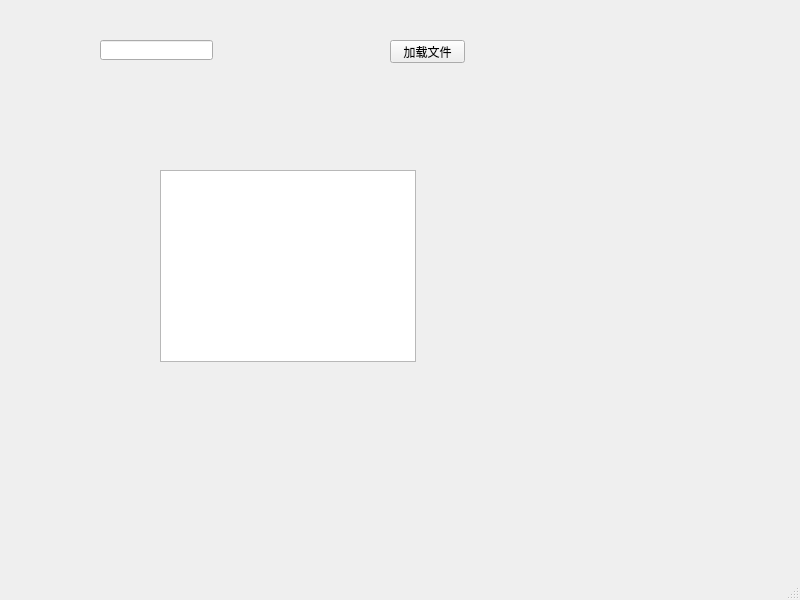
Before: the Qt Designer form extern_tools/CreateProtocol/showprotocol.ui in sarrow104/middleware, drawn with Qt 5.
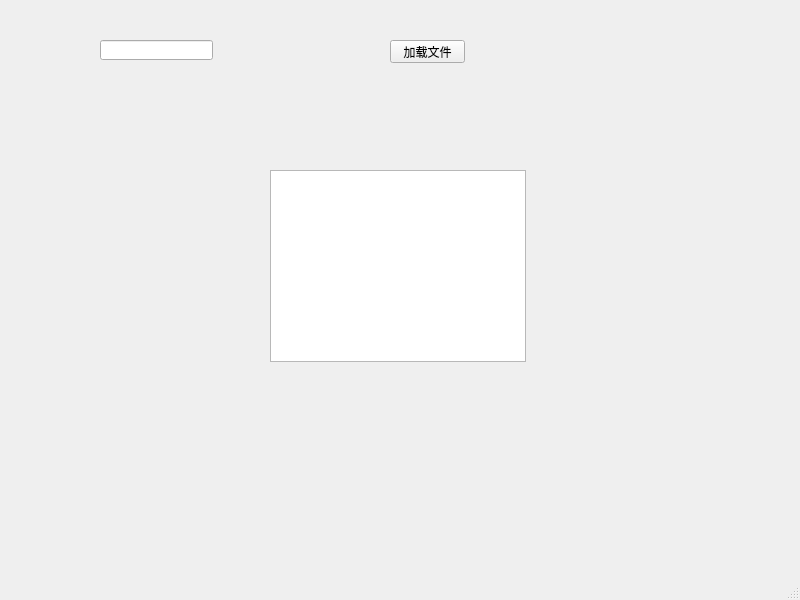
After: the same form once the commit is applied.

Patch:
```diff
--- a/extern_tools/CreateProtocol/showprotocol.ui
+++ b/extern_tools/CreateProtocol/showprotocol.ui
@@ -37,10 +37,10 @@
      </rect>
     </property>
    </widget>
-   <widget class="QTableView" name="table">
+   <widget class="QTableWidget" name="table">
     <property name="geometry">
      <rect>
-      <x>160</x>
+      <x>270</x>
       <y>170</y>
       <width>256</width>
       <height>192</height>
```
Left out of the diff: 2 changed lines with no effect on the pictures.
